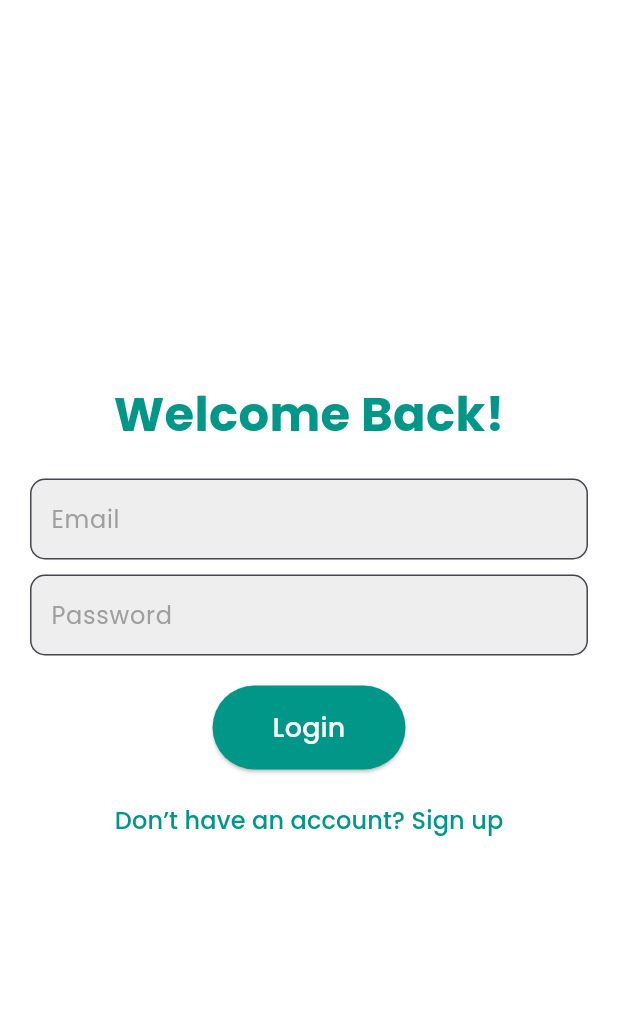
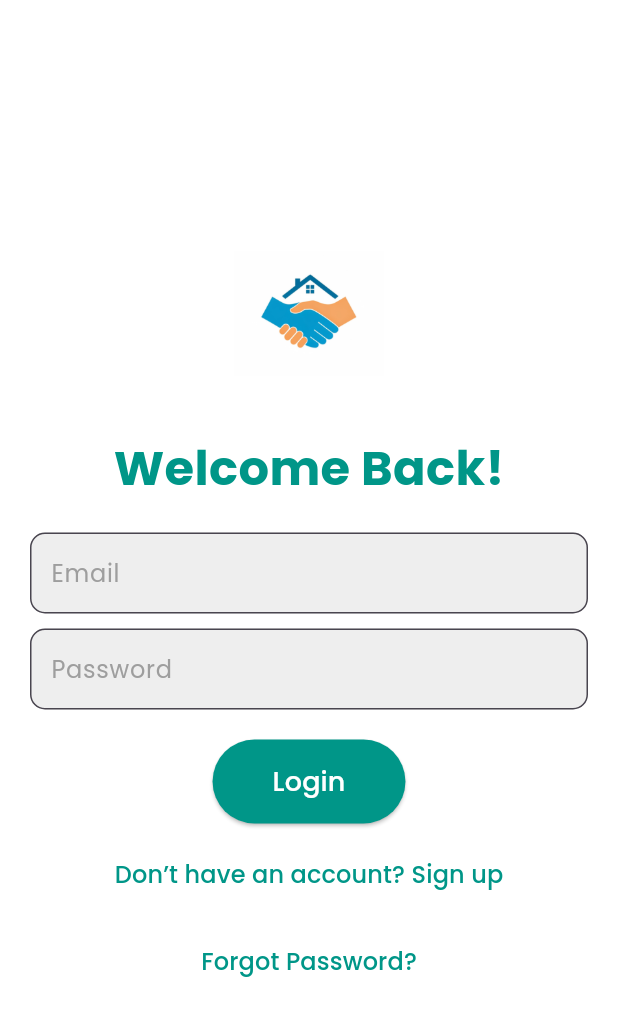
Before and after one commit to zyx721/E-ServicesHub, a Flutter app: the LoginScreen screen opened by its route, on a phone screen of 412 x 824 dp. Shown: the top 1016 px of the screen. Run offline on Flutter 3.47's test engine with Material 3 defaults, Android fonts, the phone set to English and light mode, and no system bars; our stand-ins replace camera, google_fonts.

Commit message:
add forget password

```diff
--- a/code/frontend/lib/screens/auth/login_screen.dart
+++ b/code/frontend/lib/screens/auth/login_screen.dart
@@ -11,60 +11,50 @@ class LoginScreen extends StatelessWidget {
       body: Center(
         child: Padding(
           padding: const EdgeInsets.all(20.0),
-          child: SingleChildScrollView( // Allow scrolling on small screens
+          child: SingleChildScrollView(
             child: Column(
               mainAxisAlignment: MainAxisAlignment.center,
               children: [
-                Text(
-                  'Welcome Back!',
-                  style: GoogleFonts.poppins(
-                    fontSize: 32,
-                    fontWeight: FontWeight.bold,
-                    color: Colors.teal,
-                  ),
-                ),
+                _buildLogoWithAnimation(),
+                SizedBox(height: 30),
+                _buildWelcomeText(),
                 SizedBox(height: 20),
                 _buildTextField('Email', false),
                 SizedBox(height: 10),
                 _buildTextField('Password', true),
                 SizedBox(height: 20),
-                ElevatedButton(
-                  onPressed: () {
-                    // Navigate to home page
-                    Navigator.pushNamed(context, '/home');
-                  },
-                  style: ElevatedButton.styleFrom(
-                    backgroundColor: Colors.teal,
-                    shape: RoundedRectangleBorder(
-                      borderRadius: BorderRadius.circular(30.0),
-                    ),
-                    padding: EdgeInsets.symmetric(horizontal: 40, vertical: 15),
-                  ),
-                  child: Text(
-                    'Login',
-                    style: GoogleFonts.poppins(
-                      fontSize: 18,
-                      color: Colors.white,
-                    ),
-                  ),
-                ),
+                _buildLoginButton(context),
                 SizedBox(height: 10),
-                TextButton(
-                  onPressed: () {
-                    Navigator.pushNamed(context, '/signup');
-                  },
-                  child: Text(
-                    'Don’t have an account? Sign up',
-                    style: GoogleFonts.poppins(
-                      fontSize: 16,
-                      color: Colors.teal,
-                    ),
-                  ),
-                ),
+                _buildSignUpButton(context),
+                SizedBox(height: 10),
+                _buildForgotPasswordButton(context),
               ],
             ),
           ),
         ),
+      ),
+    );
+  }
+
+  Widget _buildLogoWithAnimation() {
+    return AnimatedOpacity(
+      opacity: 1.0,
+      duration: Duration(seconds: 2),
+      child: Image.asset(
+        'assets/images/onboarding3.png',
+        height: 100,
+        width: 100,
+      ),
+    );
+  }
+
+  Widget _buildWelcomeText() {
+    return Text(
+      'Welcome Back!',
+      style: GoogleFonts.poppins(
+        fontSize: 32,
+        fontWeight: FontWeight.bold,
+        color: Colors.teal,
       ),
     );
   }
@@ -89,4 +79,56 @@ class LoginScreen extends StatelessWidget {
       ),
     );
   }
+
+  Widget _buildLoginButton(BuildContext context) {
+    return ElevatedButton(
+      onPressed: () {
+        Navigator.pushNamed(context, '/home');
+      },
+      style: ElevatedButton.styleFrom(
+        backgroundColor: Colors.teal,
+        shape: RoundedRectangleBorder(
+          borderRadius: BorderRadius.circular(30.0),
+        ),
+        padding: EdgeInsets.symmetric(horizontal: 40, vertical: 15),
+      ),
+      child: Text(
+        'Login',
+        style: GoogleFonts.poppins(
+          fontSize: 18,
+          color: Colors.white,
+        ),
+      ),
+    );
+  }
+
+  Widget _buildSignUpButton(BuildContext context) {
+    return TextButton(
+      onPressed: () {
+        Navigator.pushNamed(context, '/signup');
+      },
+      child: Text(
+        'Don’t have an account? Sign up',
+        style: GoogleFonts.poppins(
+          fontSize: 16,
+          color: Colors.teal,
+        ),
+      ),
+    );
+  }
+
+  Widget _buildForgotPasswordButton(BuildContext context) {
+    return TextButton(
+      onPressed: () {
+        Navigator.pushNamed(context, '/forgot_password');
+      },
+      child: Text(
+        'Forgot Password?',
+        style: GoogleFonts.poppins(
+          fontSize: 16,
+          color: Colors.teal,
+        ),
+      ),
+    );
+  }
 }
```
Also changed, not shown: code/frontend/lib/main.dart (+20 -14 lines), code/frontend/lib/routes.dart (+7 -5 lines), code/frontend/lib/screens/auth/forgot_password_screen.dart (added, +77 -0 lines).
